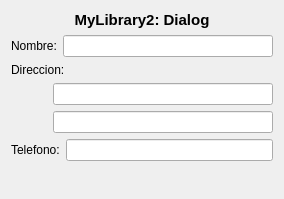
Before: the Qt Designer form MyLibrary2/mylibrary2_dialog.ui in jmruiza/Qt_Tests, drawn with Qt 5.
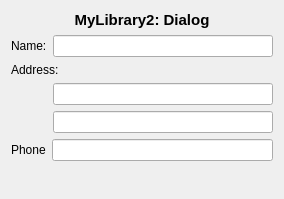
After: the same form once the commit is applied.

```diff
--- a/MyLibrary2/mylibrary2_dialog.ui
+++ b/MyLibrary2/mylibrary2_dialog.ui
@@ -36,7 +36,7 @@
      <item>
       <widget class="QLabel" name="label_2">
        <property name="text">
-        <string>Nombre:</string>
+        <string>Name:</string>
        </property>
       </widget>
      </item>
@@ -50,7 +50,7 @@
      <item>
       <widget class="QLabel" name="label_3">
        <property name="text">
-        <string>Direccion:</string>
+        <string>Address:</string>
        </property>
       </widget>
      </item>
@@ -127,7 +127,7 @@
      <item>
       <widget class="QLabel" name="label_4">
        <property name="text">
-        <string>Telefono:</string>
+        <string>Phone</string>
        </property>
       </widget>
      </item>
```
Left out of the diff: 2 changed lines with no effect on the pictures.
